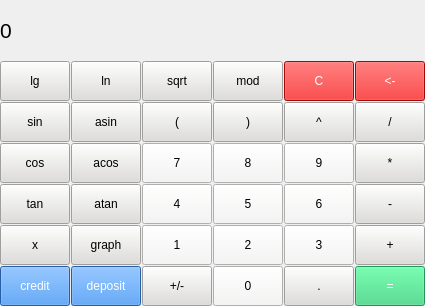
Above: src/Calculator/mainwindow.ui from shii-cchi/calculator before the change. Below: the same form after it.
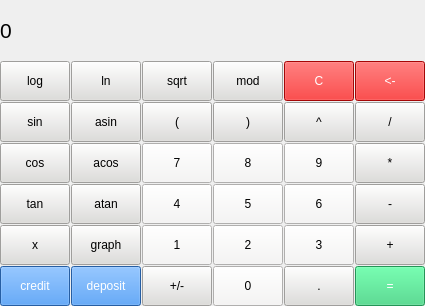
That is the form after the change.

Diff of the .ui file:
```diff
--- a/src/Calculator/mainwindow.ui
+++ b/src/Calculator/mainwindow.ui
@@ -73,7 +73,7 @@
 }</string>
     </property>
     <property name="text">
-     <string>lg</string>
+     <string>log</string>
     </property>
    </widget>
    <widget class="QPushButton" name="pushButton_ln">
```
